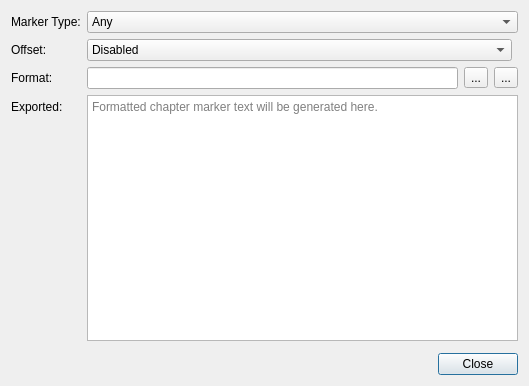
Above: src/ui/exportguidesdialog_ui.ui from KDE/kdenlive before the change. Below: the same form after it.
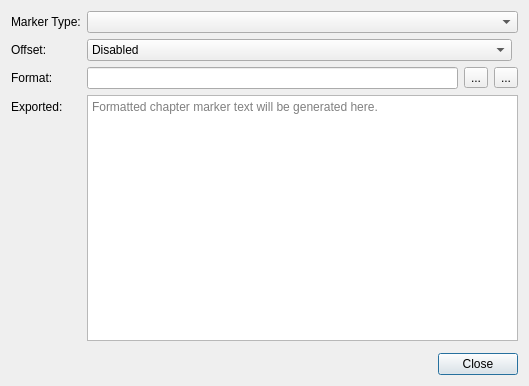
That is the form after the change. Icons and pictures are not drawn. Custom widgets are drawn as their Qt base class.

Commit message: Make use of new MarkerCategoryChooser

Diff of the .ui file:
```diff
--- a/src/ui/exportguidesdialog_ui.ui
+++ b/src/ui/exportguidesdialog_ui.ui
@@ -31,42 +31,14 @@
      </property>
     </widget>
    </item>
-   <item row="0" column="1">
-    <widget class="QComboBox" name="markerTypeComboBox">
-     <property name="sizePolicy">
-      <sizepolicy hsizetype="MinimumExpanding" vsizetype="Fixed">
-       <horstretch>0</horstretch>
-       <verstretch>0</verstretch>
-      </sizepolicy>
-     </property>
-     <property name="editable">
-      <bool>false</bool>
-     </property>
-     <property name="currentText">
-      <string>Any</string>
-     </property>
-     <property name="currentIndex">
-      <number>0</number>
-     </property>
-     <item>
-      <property name="text">
-       <string>Any</string>
-      </property>
-      <property name="icon">
-       <iconset theme="edit-select-all">
-        <normaloff>.</normaloff>.</iconset>
-      </property>
-     </item>
-    </widget>
-   </item>
-   <item row="2" column="0">
+   <item row="3" column="0">
     <widget class="QLabel" name="label">
      <property name="text">
       <string>Format:</string>
      </property>
     </widget>
    </item>
-   <item row="1" column="1">
+   <item row="2" column="1">
     <layout class="QHBoxLayout" name="horizontalLayout">
      <item>
       <widget class="QComboBox" name="offsetTimeComboBox">
@@ -98,7 +70,7 @@
      </item>
     </layout>
    </item>
-   <item row="1" column="0">
+   <item row="2" column="0">
     <widget class="QLabel" name="label_4">
      <property name="sizePolicy">
       <sizepolicy hsizetype="Maximum" vsizetype="Preferred">
@@ -111,7 +83,7 @@
      </property>
     </widget>
    </item>
-   <item row="2" column="1">
+   <item row="3" column="1">
     <layout class="QHBoxLayout" name="horizontalLayout_2">
      <item>
       <widget class="QLineEdit" name="formatEdit"/>
@@ -149,14 +121,14 @@
      </item>
     </layout>
    </item>
-   <item row="3" column="0">
+   <item row="4" column="0">
     <widget class="QLabel" name="label_2">
      <property name="text">
       <string>Exported:</string>
      </property>
     </widget>
    </item>
-   <item row="3" column="1">
+   <item row="4" column="1">
     <widget class="QPlainTextEdit" name="generatedContent">
      <property name="readOnly">
       <bool>true</bool>
@@ -166,14 +138,14 @@
      </property>
     </widget>
    </item>
-   <item row="4" column="0" colspan="2">
+   <item row="5" column="0" colspan="2">
     <widget class="KMessageWidget" name="messageWidget">
      <property name="closeButtonVisible">
       <bool>true</bool>
      </property>
     </widget>
    </item>
-   <item row="5" column="0" colspan="2">
+   <item row="6" column="0" colspan="2">
     <widget class="QDialogButtonBox" name="buttonBox">
      <property name="orientation">
       <enum>Qt::Horizontal</enum>
@@ -183,6 +155,19 @@
      </property>
     </widget>
    </item>
+   <item row="0" column="1">
+    <widget class="MarkerCategoryChooser" name="categoryChooser">
+     <property name="sizePolicy">
+      <sizepolicy hsizetype="MinimumExpanding" vsizetype="Fixed">
+       <horstretch>0</horstretch>
+       <verstretch>0</verstretch>
+      </sizepolicy>
+     </property>
+     <property name="onlyUsed">
+      <bool>true</bool>
+     </property>
+    </widget>
+   </item>
   </layout>
  </widget>
  <customwidgets>
@@ -191,6 +176,11 @@
    <extends>QWidget</extends>
    <header>widgets/timecodedisplay.h</header>
   </customwidget>
+  <customwidget>
+   <class>MarkerCategoryChooser</class>
+   <extends>QComboBox</extends>
+   <header>widgets/markercategorychooser.h</header>
+  </customwidget>
   <customwidget>
    <class>KMessageWidget</class>
    <extends>QFrame</extends>
```
The commit also changes 9 other files.
